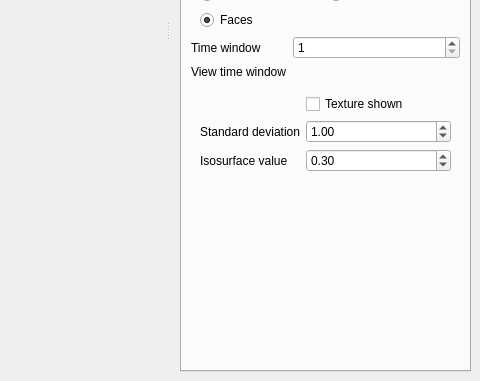
danlipsa/foamvis, file MainWindow.ui: the form before one commit; both pictures show x 641 to 1121 and y 322 to 703 of the 1121 by 703 pixel window.
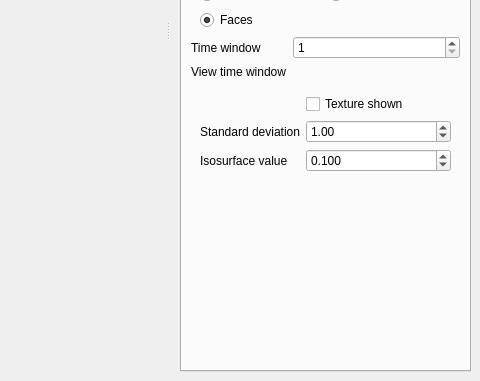
The form after the commit. The open tabs and pages were chosen to show the change. Custom widgets are drawn as their Qt base class.

What changed in the file:
```diff
--- a/MainWindow.ui
+++ b/MainWindow.ui
@@ -1896,6 +1896,9 @@
              </item>
              <item row="2" column="1">
               <widget class="QDoubleSpinBox" name="doubleSpinBoxT1KDEIsosurfaceValue">
+               <property name="decimals">
+                <number>3</number>
+               </property>
                <property name="maximum">
                 <double>1.000000000000000</double>
                </property>
@@ -1903,7 +1906,7 @@
                 <double>0.100000000000000</double>
                </property>
                <property name="value">
-                <double>0.300000000000000</double>
+                <double>0.100000000000000</double>
                </property>
               </widget>
              </item>
```
Left out of the diff: 4 changed lines with no effect on the pictures.
